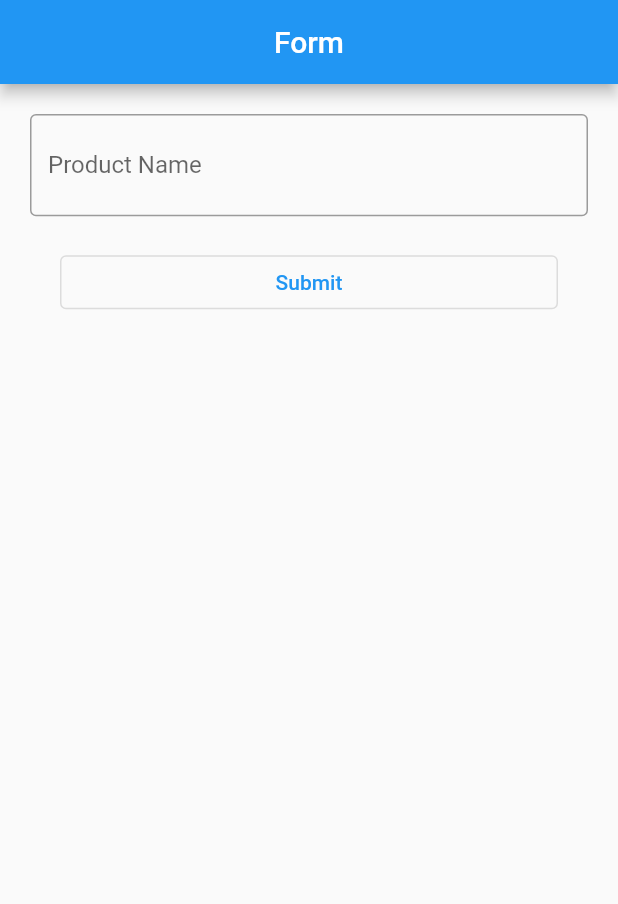
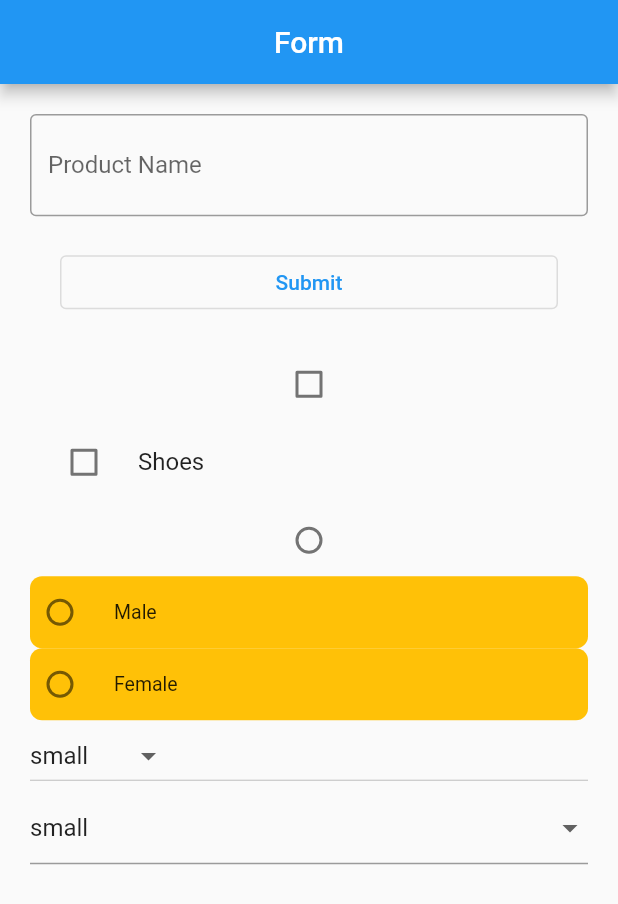
Before and after one commit to Gabin-ishimwe/simple-flutter-app, a Flutter app: the screen it shows after launch, on a phone screen of 412 x 824 dp. Shown: the top 904 px of the screen. Run offline on Flutter 3.47's test engine with Material 2 defaults, Android fonts, the phone set to English and light mode, and no system bars; our stand-ins replace font_awesome_flutter.

Commit message:
drop down

```diff
--- a/lib/screens/form.dart
+++ b/lib/screens/form.dart
@@ -1,5 +1,8 @@
 import "package:flutter/material.dart";
+import 'package:simple_flutter_app/screens/myRadio.dart';
 import 'package:simple_flutter_app/screens/newPage.dart';
+
+// enum Gender { Male, Female }
 
 class MyForm extends StatefulWidget {
   const MyForm({super.key});
@@ -12,12 +15,25 @@ class _MyFormState extends State<MyForm> {
   var productName;
   final productController = TextEditingController();
 
+  // underscore variable is private
+  bool? _checkBox = false;
+  bool? _checkBoxTile = false;
+
+  Gender? _chooseGenderEnum;
+
+  var productSize = ["small", "Meduium", "large", "xlarge"];
+  // var selectedVal = "";
+  // _MyFormState() {
+  //   selectedVal = productSize[0];
+  // }
+
   void updateProduct() {
     setState(() {
       productName = productController.text;
     });
   }
 
+// not needed when input data is going on another page
   @override
   void initState() {
     super.initState();
@@ -70,7 +86,84 @@ class _MyFormState extends State<MyForm> {
                   }));
                 },
               ),
-            )
+            ),
+            Checkbox(
+                tristate: true,
+                checkColor: Colors.amber,
+                activeColor: Colors.red,
+                value: _checkBox,
+                onChanged: ((value) {
+                  setState(() {
+                    _checkBox = value;
+                  });
+                })),
+            CheckboxListTile(
+                controlAffinity: ListTileControlAffinity.leading,
+                title: Text("Shoes"),
+                value: _checkBoxTile,
+                onChanged: ((value) {
+                  setState(() {
+                    _checkBoxTile = value;
+                  });
+                })),
+            Radio(
+                value: Gender.Male,
+                groupValue: _chooseGenderEnum,
+                onChanged: ((value) {
+                  setState(() {
+                    _chooseGenderEnum = value;
+                  });
+                })),
+            // RadioListTile(
+            //     contentPadding: EdgeInsets.all(0),
+            //     dense: true,
+            //     value: Gender.Female,
+            //     shape: RoundedRectangleBorder(
+            //         borderRadius: BorderRadius.circular(8)),
+            //     tileColor: Colors.amber,
+            //     groupValue: _chooseGenderEnum,
+            //     title: Text(Gender.Male.name),
+            //     onChanged: ((value) {
+            //       setState(() {
+            //         _chooseGenderEnum = value;
+            //       });
+            //     }))
+            MyRadio(
+                title: Gender.Male.name,
+                value: Gender.Male,
+                chooseGenderEnum: _chooseGenderEnum,
+                onChange: ((p0) {
+                  setState(() {
+                    _chooseGenderEnum = p0;
+                  });
+                })),
+            MyRadio(
+                title: Gender.Female.name,
+                value: Gender.Female,
+                chooseGenderEnum: _chooseGenderEnum,
+                onChange: ((p0) {
+                  setState(() {
+                    _chooseGenderEnum = p0;
+                  });
+                })),
+            DropdownButton(
+                value: productSize[0],
+                items: productSize
+                    .map((e) => DropdownMenuItem(
+                          child: Text(e),
+                          value: e,
+                        ))
+                    .toList(),
+                onChanged: ((value) {})),
+            DropdownButtonFormField(
+                value: productSize[0],
+                items: productSize
+                    .map((e) => DropdownMenuItem(
+                          child: Text(e),
+                          value: e,
+                        ))
+                    .toList(),
+                onChanged: ((value) {}))
           ]),
         ));
   }
--- /dev/null
+++ b/lib/screens/myRadio.dart
@@ -0,0 +1,28 @@
+import 'package:flutter/material.dart';
+
+enum Gender { Male, Female }
+
+class MyRadio extends StatelessWidget {
+  String title;
+  Gender value;
+  Gender? chooseGenderEnum;
+  Function(Gender?)? onChange;
+  MyRadio(
+      {required this.title,
+      required this.value,
+      required this.chooseGenderEnum,
+      required this.onChange});
+
+  @override
+  Widget build(BuildContext context) {
+    return RadioListTile(
+        contentPadding: EdgeInsets.all(0),
+        dense: true,
+        value: value,
+        shape: RoundedRectangleBorder(borderRadius: BorderRadius.circular(8)),
+        tileColor: Colors.amber,
+        groupValue: chooseGenderEnum,
+        title: Text(title),
+        onChanged: onChange);
+  }
+}
```
Also changed, not shown: lib/screens/checkBox.dart (added, +15 -0 lines).
